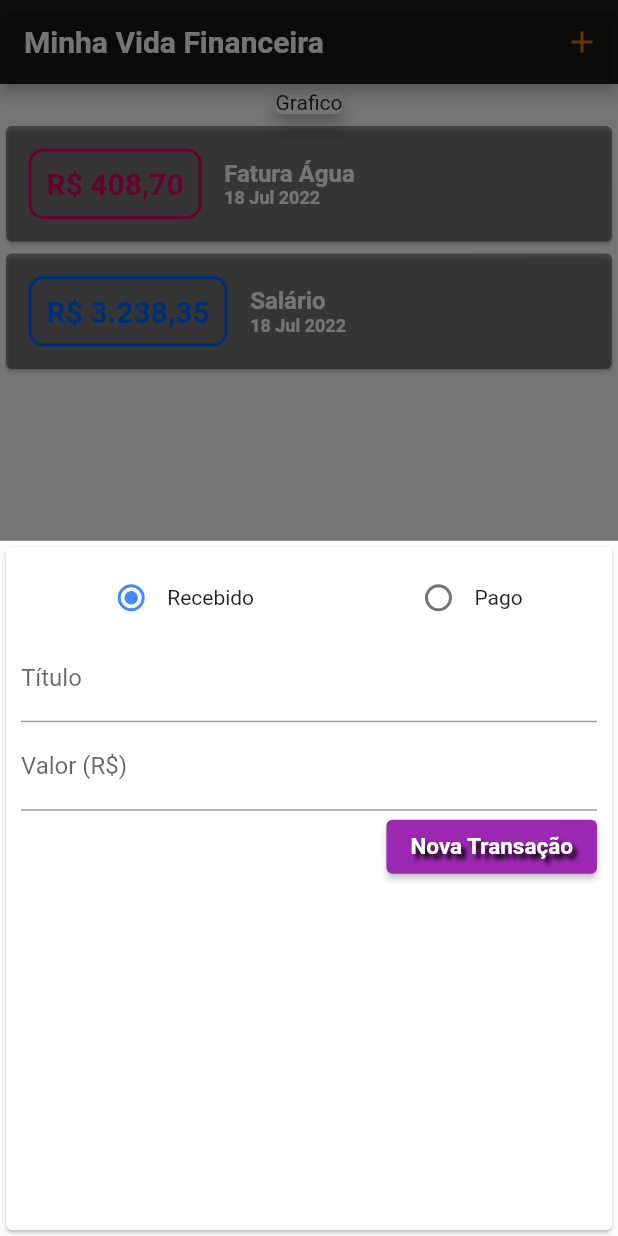
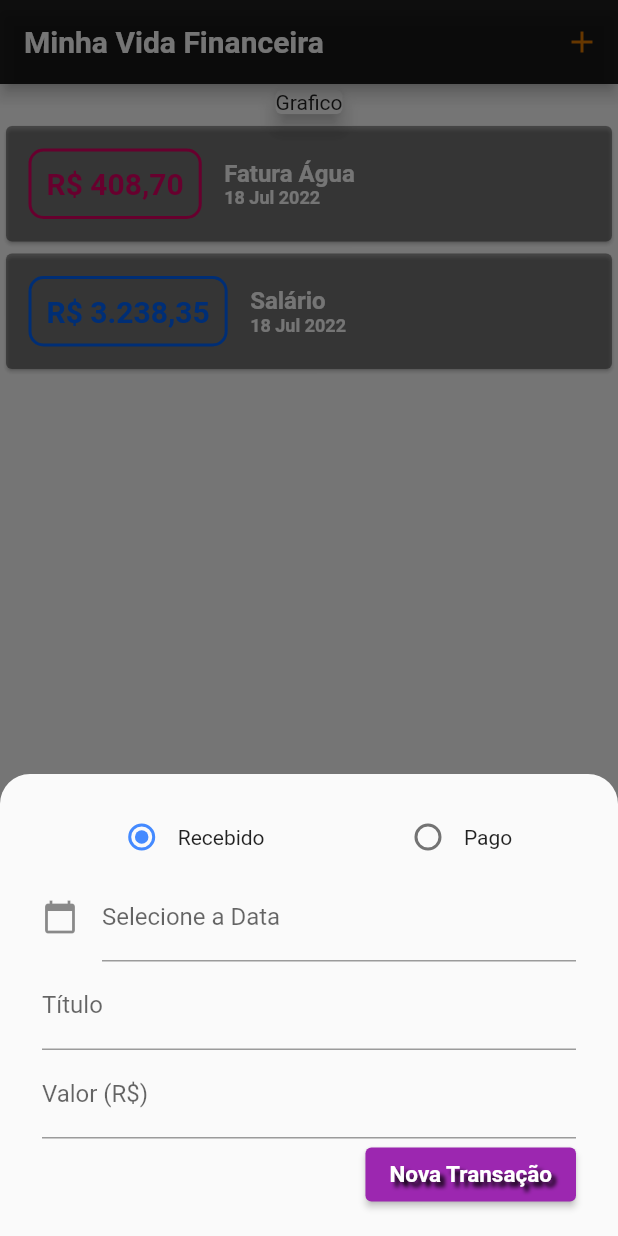
Before and after one commit to diegobagio/appvidafinanceira, a Flutter app: the screen it shows after launch, after a tap on the "add" icon, on a phone screen of 412 x 824 dp. Run offline on Flutter 3.47's test engine with Material 2 defaults, Android fonts, the phone set to English and light mode, and no system bars.

Commit message:
Ajustes no formulario

```diff
--- a/lib/components/transaction_form.dart
+++ b/lib/components/transaction_form.dart
@@ -1,4 +1,5 @@
 import 'package:flutter/material.dart';
+import 'package:intl/intl.dart';
 
 import '../enums/tipo.dart';
 
@@ -13,7 +14,7 @@ class TransactionForm extends StatefulWidget {
 
 class _TransactionFormState extends State<TransactionForm> {
   final itemController = TextEditingController();
-
+  final dateController = TextEditingController();
   final valorController = TextEditingController();
 
   Tipo _tipo = Tipo.RECEBIDO;
@@ -31,7 +32,8 @@ class _TransactionFormState extends State<TransactionForm> {
 
   @override
   Widget build(BuildContext context) {
-    return Card(
+    return Container(
+      height: 300,
       child: Padding(
         padding: EdgeInsets.all(10),
         child: Column(
@@ -66,6 +68,36 @@ class _TransactionFormState extends State<TransactionForm> {
                   ],
                 ),
               ],
+            ),
+            TextField(
+              controller: dateController,
+              //editing controller of this TextField
+              decoration: InputDecoration(
+                  icon: Icon(Icons.calendar_today), //icon of text field
+                  labelText: "Selecione a Data" //label text of field
+                  ),
+              readOnly: true,
+              //set it true, so that user will not able to edit text
+              onTap: () async {
+                DateTime? pickedDate = await showDatePicker(
+                    context: context,
+                    initialDate: DateTime.now(),
+                    firstDate: DateTime(2000),
+                    //DateTime.now() - not to allow to choose before today.
+                    lastDate: DateTime(2101));
+
+                if (pickedDate != null) {
+                  String formattedDate =
+                      DateFormat('dd/MM/yyyy').format(pickedDate);
+                  setState(() {
+                    dateController.text =
+                        formattedDate; //set output date to TextField value.
+                  });
+                } else {
+                  dateController.text =
+                      DateFormat('dd/MM/yyyy').format(DateTime.now());
+                }
+              },
             ),
             TextField(
               decoration: InputDecoration(labelText: 'Título'),
--- a/lib/components/transaction_list.dart
+++ b/lib/components/transaction_list.dart
@@ -11,13 +11,16 @@ class TransactionList extends StatelessWidget {
   @override
   Widget build(BuildContext context) {
     return Container(
-      height: 300,
+      height: 400,
       child: ListView.builder(
         itemCount: transactions.length,
         itemBuilder: (ctx, index) {
           final tr = transactions[index];
-          final colorItem = Tipo.RECEBIDO.descricao == tr.tipo.descricao ? Color.fromARGB(255, 0, 100, 255) : Color.fromARGB(255, 225,0, 100);
-          final formatCurrency = new NumberFormat.simpleCurrency(locale: 'pt_BR');
+          final colorItem = Tipo.RECEBIDO.descricao == tr.tipo.descricao
+              ? Color.fromARGB(255, 0, 100, 255)
+              : Color.fromARGB(255, 225, 0, 100);
+          final formatCurrency =
+              new NumberFormat.simpleCurrency(locale: 'pt_BR');
           return Card(
             color: Colors.black38,
             child: Row(
@@ -62,7 +65,8 @@ class TransactionList extends StatelessWidget {
                   ],
                 )
               ],
-              ));
+            ),
+          );
         },
       ),
     );
--- a/lib/main.dart
+++ b/lib/main.dart
@@ -19,25 +19,18 @@ class VidaFinanceira extends StatelessWidget {
     return MaterialApp(
       title: 'Vida Financeira',
       theme: ThemeData(
-        colorScheme: tema.colorScheme.copyWith(
-          primary: Colors.black87,
-          secondary: Colors.blueAccent
-        ),
+        colorScheme: tema.colorScheme
+            .copyWith(primary: Colors.black87, secondary: Colors.blueAccent),
         textTheme: tema.textTheme.copyWith(
-          headline6: TextStyle(
-            fontSize: 18,
-            fontWeight: FontWeight.bold,
-            color: Colors.black
-          )
-        ),
+            headline6: TextStyle(
+                fontSize: 18,
+                fontWeight: FontWeight.bold,
+                color: Colors.black)),
         scaffoldBackgroundColor: Colors.white10,
         appBarTheme: AppBarTheme(
-          color: Colors.black87,
-          titleTextStyle: TextStyle(
-            fontSize: 20,
-            fontWeight: FontWeight.bold
-          )
-        ),
+            color: Colors.black87,
+            titleTextStyle:
+                TextStyle(fontSize: 20, fontWeight: FontWeight.bold)),
       ),
       home: MyHomePage(),
     );
@@ -52,13 +45,16 @@ class MyHomePage extends StatefulWidget {
 class _MyHomePageState extends State<MyHomePage> {
   //Lista de Transações
   final _transactions = [
-    Transaction(BigInt.from(1), 'Fatura Água', 408.7, DateTime.now(), Tipo.PAGO),
-    Transaction(BigInt.from(2), 'Salário', 3238.35, DateTime.now(), Tipo.RECEBIDO),
+    Transaction(
+        BigInt.from(1), 'Fatura Água', 408.7, DateTime.now(), Tipo.PAGO),
+    Transaction(
+        BigInt.from(2), 'Salário', 3238.35, DateTime.now(), Tipo.RECEBIDO),
   ];
 
   _addTransaction(String title, double value, Tipo tipo) {
     //Metodo para adicionar uma transação
-    final newTransaction = Transaction(BigInt.from(Random().nextInt(3)), title, value, DateTime.now(), tipo);
+    final newTransaction = Transaction(
+        BigInt.from(Random().nextInt(3)), title, value, DateTime.now(), tipo);
     setState(() {
       _transactions.add(newTransaction);
     });
@@ -69,9 +65,30 @@ class _MyHomePageState extends State<MyHomePage> {
 
   //Abrir modal para lançar nova transação
   _openTransactionFormModal(BuildContext context) {
-    return showModalBottomSheet(context: context, builder: (_) {
-      return TransactionForm(_addTransaction);
-    });
+    return showModalBottomSheet(
+        shape: RoundedRectangleBorder(
+            borderRadius: BorderRadius.vertical(top: Radius.circular(20))),
+        context: context,
+        isScrollControlled: true,
+        builder: (_) {
+          return Padding(
+              padding: EdgeInsets.symmetric(horizontal: 18),
+              child: Column(
+                  crossAxisAlignment: CrossAxisAlignment.start,
+                  mainAxisSize: MainAxisSize.min,
+                  children: <Widget>[
+                    SizedBox(
+                      height: 8.0,
+                    ),
+                    Padding(
+                      padding: EdgeInsets.only(
+                          bottom: MediaQuery.of(context).viewInsets.bottom),
+                      child: TransactionForm(_addTransaction),
+                    ),
+                  ]
+                  // child: TransactionForm(_addTransaction),
+                  ));
+        });
   }
 
   @override
@@ -80,7 +97,12 @@ class _MyHomePageState extends State<MyHomePage> {
       appBar: AppBar(
         title: Text('Minha Vida Financeira'),
         actions: [
-          IconButton(onPressed: () => _openTransactionFormModal(context), icon: Icon(Icons.add, color: Color.fromARGB(255, 223,120, 0),))
+          IconButton(
+              onPressed: () => _openTransactionFormModal(context),
+              icon: Icon(
+                Icons.add,
+                color: Color.fromARGB(255, 223, 120, 0),
+              ))
         ],
       ),
       body: SingleChildScrollView(
@@ -112,7 +134,10 @@ class _MyHomePageState extends State<MyHomePage> {
             gradient: RadialGradient(
               center: const Alignment(-0.7, -0.5),
               radius: 0.28,
-              colors: [ Color.fromARGB(255, 255,200, 200), Color.fromARGB(255, 223,120, 0),],
+              colors: [
+                Color.fromARGB(255, 255, 200, 200),
+                Color.fromARGB(255, 223, 120, 0),
+              ],
             ),
           ),
         ),
```
Lines whose indentation alone changed are shown as unchanged.
